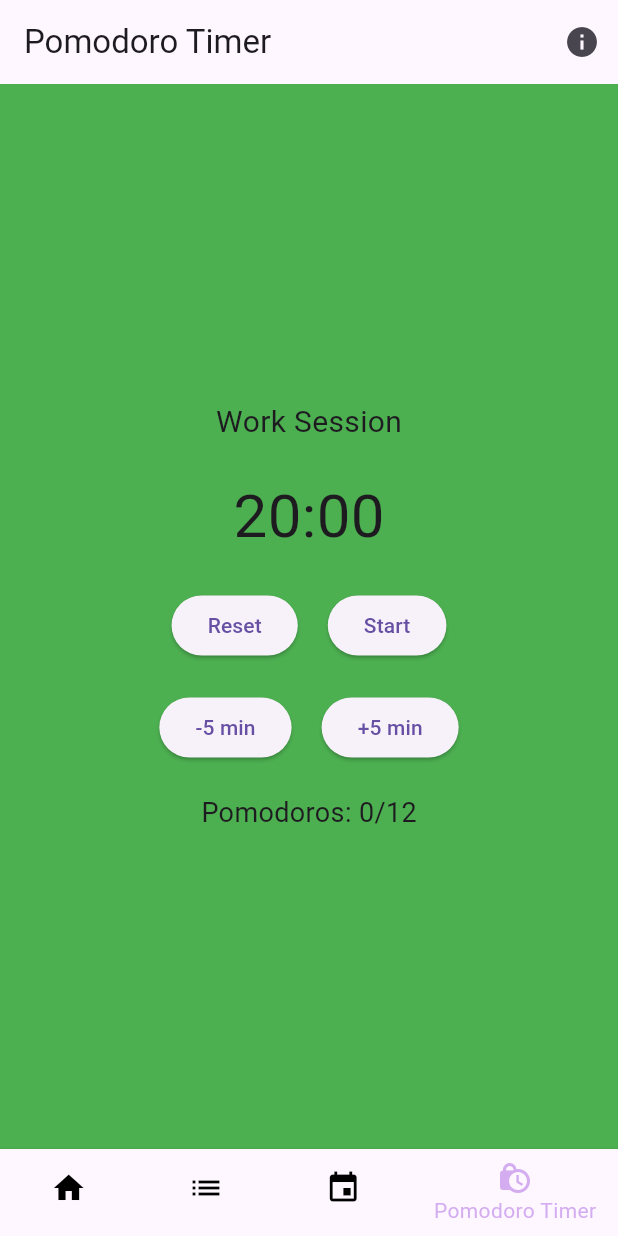
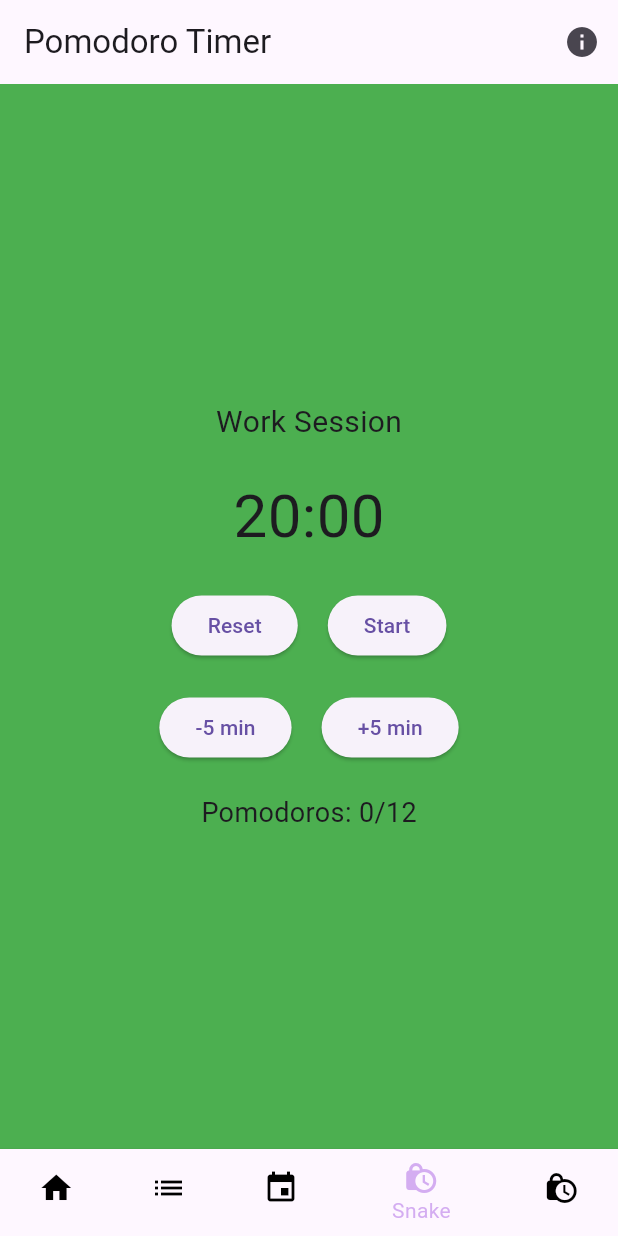
Before and after one commit to EhabHaque/wellness-app-master, a Flutter app: the screen it shows after launch, item 4 of the bottom bar chosen, on a phone screen of 412 x 824 dp. Run offline on Flutter 3.47's test engine with Material 3 defaults, Android fonts, the phone set to English and light mode, and no system bars; our stand-ins replace flutter_local_notifications.

Commit message:
added snake page

```diff
--- a/lib/main.dart
+++ b/lib/main.dart
@@ -11,9 +11,9 @@ import 'package:flutter_local_notifications/flutter_local_notifications.dart';
 import 'Notifications.dart';
 
 import 'wellness_activities.dart';
+import 'snake_game.dart';
 
-
-void main() async{
+void main() async {
   WidgetsFlutterBinding.ensureInitialized();
 
   // Initialize the local notifications plugin
@@ -35,28 +35,27 @@ void main() async{
   ));
 }
 
-
 // Function to initialize local notifications
 Future<void> initNotifications() async {
   final FlutterLocalNotificationsPlugin flutterLocalNotificationsPlugin =
       FlutterLocalNotificationsPlugin();
 
   const AndroidInitializationSettings initializationSettingsAndroid =
-      AndroidInitializationSettings('app_icon'); // Replace 'app_icon' with your app icon name
+      AndroidInitializationSettings(
+          'app_icon'); // Replace 'app_icon' with your app icon name
 
   final InitializationSettings initializationSettings = InitializationSettings(
     android: initializationSettingsAndroid,
   );
 
   //await flutterLocalNotificationsPlugin.initialize(
-    //initializationSettings,
-    //onSelectNotification: (String? payload) async {
-      // Handle notification tap here
-      //print("Notification tapped with payload: $payload");
-    //},
+  //initializationSettings,
+  //onSelectNotification: (String? payload) async {
+  // Handle notification tap here
+  //print("Notification tapped with payload: $payload");
+  //},
   //);
 }
-
 
 ThemeData appTheme = ThemeData(
   primaryColor: Color.fromRGBO(180, 117, 231, 0.573),
@@ -68,7 +67,13 @@ ThemeData appTheme = ThemeData(
 int sel = 0;
 double? width;
 double? height;
-final bodies = [HomeScreen(), WishList(), Deals(), prefix0.Notification()];
+final bodies = [
+  HomeScreen(),
+  WishList(),
+  Deals(),
+  prefix0.Notification(),
+  SnakeGame()
+];
 
 class BottomNav extends StatefulWidget {
   BottomNav({Key? key}) : super(key: key);
@@ -118,7 +123,17 @@ class _BottomNavState extends State<BottomNav> {
           Icons.lock_clock,
           color: Colors.black,
         ),
-        label: "Pomodoro Timer"));
+        label: "Snake"));
+    items.add(BottomNavigationBarItem(
+        activeIcon: Icon(
+          Icons.lock_clock,
+          color: appTheme.primaryColor,
+        ),
+        icon: Icon(
+          Icons.lock_clock,
+          color: Colors.black,
+        ),
+        label: "Snake"));
     return items;
   }
 
@@ -158,7 +173,12 @@ class HomeScreen extends StatelessWidget {
       body: SingleChildScrollView(
         scrollDirection: Axis.vertical,
         child: Column(
-          children: <Widget>[HomeTop(), homeDown, WellnessActivitiesSection(), ContactUsContainer()],
+          children: <Widget>[
+            HomeTop(),
+            homeDown,
+            WellnessActivitiesSection(),
+            ContactUsContainer()
+          ],
           //To add a new widget you have to add it here.
         ),
       ),
@@ -478,8 +498,6 @@ class City extends StatelessWidget {
   }
 }
 
-
-
 class ContactUsContainer extends StatelessWidget {
   @override
   Widget build(BuildContext context) {
@@ -529,7 +547,9 @@ class ContactUsContainer extends StatelessWidget {
               ),
             ],
           ),
-          SizedBox(height: 20.0), // Add spacing between buttons and additional information
+          SizedBox(
+              height:
+                  20.0), // Add spacing between buttons and additional information
           Text(
             'Contact Us',
             style: TextStyle(fontSize: 20.0, fontWeight: FontWeight.bold),
@@ -557,7 +577,6 @@ class ContactUsContainer extends StatelessWidget {
     );
   }
 }
-
 
 class CircularButton extends StatelessWidget {
   final IconData icon;
@@ -591,7 +610,6 @@ class CircularButton extends StatelessWidget {
 
 /////////////////////-Wellness Activities-//////////////////////////
 
-
 //This part is for the wellness box/widgets
 class WellnessActivitiesSection extends StatelessWidget {
   @override
@@ -616,8 +634,8 @@ class WellnessActivitiesSection extends StatelessWidget {
         Container(
           height: 170, // Adjust the height as needed
           child: ListView.builder(
-            itemBuilder: (context, index) =>
-                WellnessActivityCard(wellnessActivity: wellnessActivities[index]),
+            itemBuilder: (context, index) => WellnessActivityCard(
+                wellnessActivity: wellnessActivities[index]),
             shrinkWrap: true,
             padding: EdgeInsets.all(0.0),
             itemCount: wellnessActivities.length,
@@ -628,7 +646,6 @@ class WellnessActivitiesSection extends StatelessWidget {
     );
   }
 }
-
 
 class WellnessActivityCard extends StatelessWidget {
   final WellnessActivity? wellnessActivity;
@@ -643,7 +660,8 @@ class WellnessActivityCard extends StatelessWidget {
         Navigator.push(
           context,
           MaterialPageRoute(
-            builder: (context) => WellnessDetailPage(wellnessActivity: wellnessActivity!),
+            builder: (context) =>
+                WellnessDetailPage(wellnessActivity: wellnessActivity!),
           ),
         );
       },
@@ -687,7 +705,8 @@ class WellnessActivityCard extends StatelessWidget {
                     mainAxisAlignment: MainAxisAlignment.spaceBetween,
                     children: <Widget>[
                       Container(
-                        padding: EdgeInsets.symmetric(horizontal: 8, vertical: 2),
+                        padding:
+                            EdgeInsets.symmetric(horizontal: 8, vertical: 2),
                         child: Column(
                           crossAxisAlignment: CrossAxisAlignment.start,
                           children: <Widget>[
```
